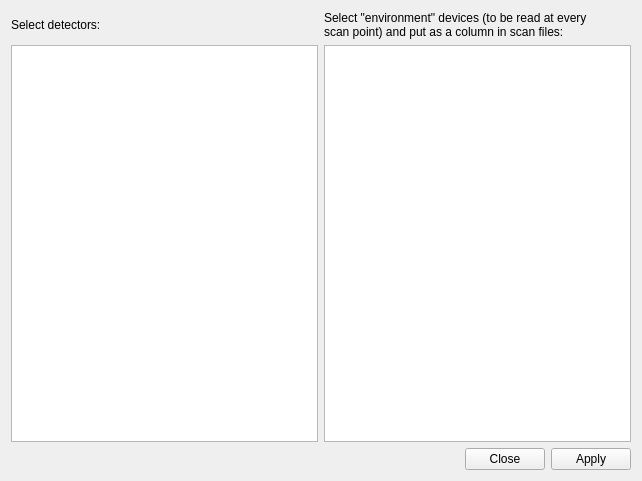
The window that lib/nicos/clients/gui/panels/setup_detenv.ui (mlz-ictrl/nicos) describes before a commit, drawn with Qt 5.
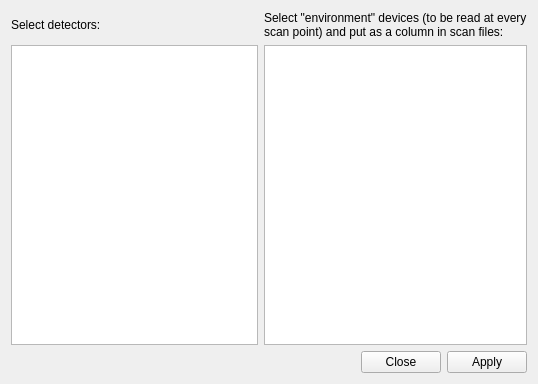
The same window after the commit.

Commit message:
gui setup panels: give the panels a sane sizeHint()
The size hint is what the PanelDialog will use as the size of the dialog, when you
click on the "..." buttons in the expinfo panel.

Patch:
```diff
--- a/lib/nicos/clients/gui/panels/setup_detenv.ui
+++ b/lib/nicos/clients/gui/panels/setup_detenv.ui
@@ -6,8 +6,8 @@
    <rect>
     <x>0</x>
     <y>0</y>
-    <width>642</width>
-    <height>481</height>
+    <width>538</width>
+    <height>371</height>
    </rect>
   </property>
   <property name="windowTitle">
@@ -34,7 +34,14 @@
       </widget>
      </item>
      <item row="1" column="0">
-      <widget class="QListWidget" name="detectors"/>
+      <widget class="QListWidget" name="detectors">
+       <property name="minimumSize">
+        <size>
+         <width>0</width>
+         <height>300</height>
+        </size>
+       </property>
+      </widget>
      </item>
      <item row="1" column="1">
       <widget class="QListWidget" name="sampleenv"/>
```
The commit also changes 3 other files.
